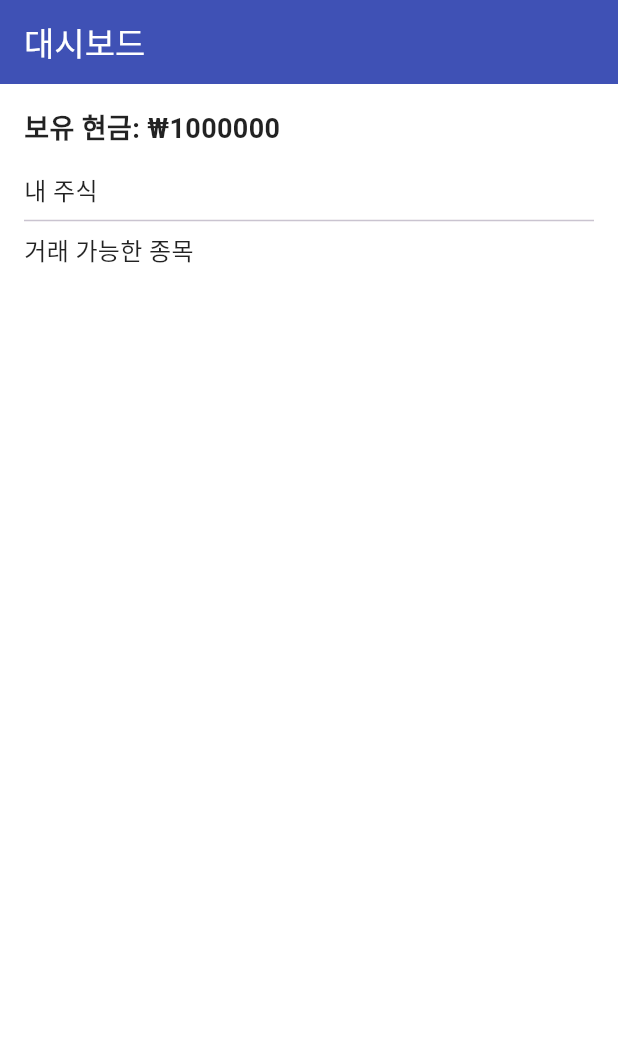
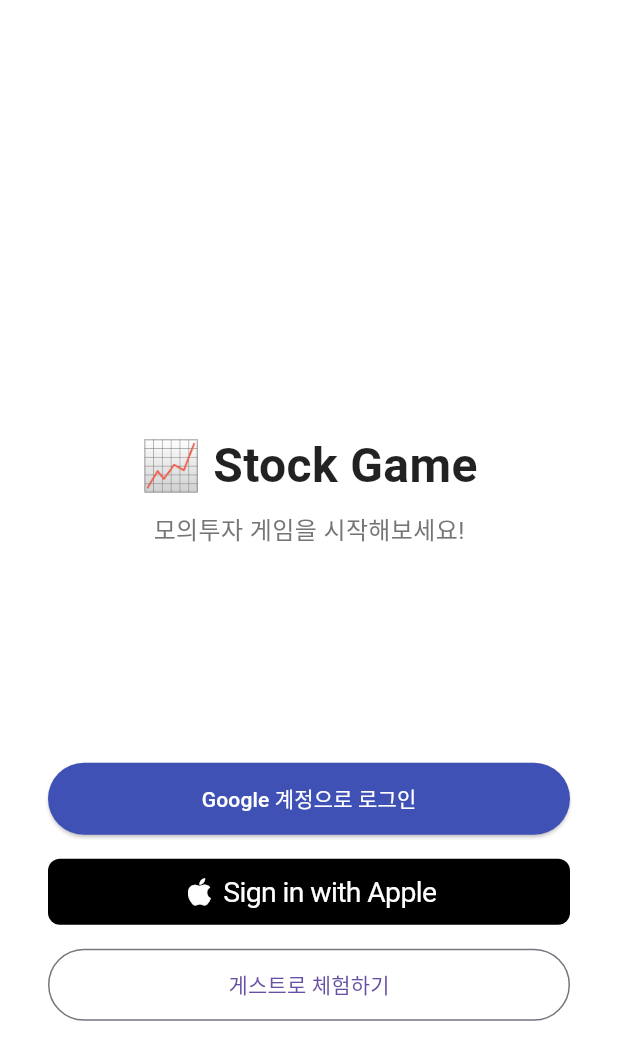
Before and after one commit to ghdwodud/stock_game, a Flutter app: the screen it shows after launch, on a phone screen of 412 x 824 dp. Shown: the top 1060 px of the screen. Run offline on Flutter 3.47's test engine with Material 3 defaults, Android fonts, the phone set to English and light mode, and no system bars; drawn by our look-alikes of sign_in_with_apple; our stand-ins replace firebase_auth, firebase_core, fl_chart, get, google_sign_in, shared_preferences; missing offline and left inert: com.jyhong.stock_game; accounts and stored records are empty.

Commit message:
feat: Firebase 초기화 및 Android 패키지명 설정
- Firebase 콘솔에 Android 앱 등록
- google-services.json 추가
- build.gradle에 applicationId 수정
- main.dart에 Firebase.initializeApp() 추가

```diff
--- a/lib/main.dart
+++ b/lib/main.dart
@@ -1,21 +1,35 @@
+import 'package:com.jyhong.stock_game/pages/log_page/log_page.dart';
+import 'package:com.jyhong.stock_game/pages/market_page/market_page.dart';
+import 'package:com.jyhong.stock_game/pages/portfolio_page/portfolio_page.dart';
+import 'package:com.jyhong.stock_game/pages/settings_page/settings_page.dart';
+import 'package:firebase_core/firebase_core.dart';
 import 'package:flutter/material.dart';
-import 'package:get/get.dart';
-import 'pages/dashboard/dashboard_page.dart';
+import 'package:get/get_navigation/src/root/get_material_app.dart';
+import 'package:get/get_navigation/src/routes/get_route.dart';
 
-void main() {
+import 'firebase_options.dart';
+import 'pages/onboarding/onboarding_page.dart';
+import 'pages/stock_game_main_page.dart';
+
+void main() async {
+  WidgetsFlutterBinding.ensureInitialized();
+  await Firebase.initializeApp(options: DefaultFirebaseOptions.currentPlatform);
   runApp(MyApp());
 }
 
+
 class MyApp extends StatelessWidget {
+  const MyApp({super.key});
+
   @override
   Widget build(BuildContext context) {
     return GetMaterialApp(
       title: 'Stock Game',
       debugShowCheckedModeBanner: false,
       theme: ThemeData(
-    primarySwatch: Colors.indigo, // AppBar 등 색상
-    scaffoldBackgroundColor: Colors.white, // 배경 흰색
-    textTheme: TextTheme(
+        primarySwatch: Colors.indigo,
+        scaffoldBackgroundColor: Colors.white,
+        textTheme: const TextTheme(
           bodyMedium: TextStyle(color: Colors.black87),
         ),
         elevatedButtonTheme: ElevatedButtonThemeData(
@@ -25,7 +39,15 @@ class MyApp extends StatelessWidget {
           ),
         ),
       ),
-  home: DashboardPage(),
+      initialRoute: '/onboarding',
+      getPages: [
+        GetPage(name: '/onboarding', page: () => OnboardingPage()),
+        GetPage(name: '/main', page: () => StockGameMainPage()),
+        GetPage(name: '/market', page: () => MarketPage()),
+        GetPage(name: '/portfolio', page: () => PortfolioPage()),
+        GetPage(name: '/log', page: () => LogPage()),
+        GetPage(name: '/settings', page: () => SettingsPage()),
+      ],
     );
   }
 }
--- /dev/null
+++ b/lib/pages/onboarding/onboarding_controller.dart
@@ -0,0 +1,41 @@
+import 'package:get/get.dart';
+import 'package:firebase_auth/firebase_auth.dart';
+import 'package:google_sign_in/google_sign_in.dart';
+
+class OnboardingController extends GetxController {
+  final FirebaseAuth _auth = FirebaseAuth.instance;
+
+  Future<void> loginWithGoogle() async {
+    try {
+      final GoogleSignInAccount? googleUser = await GoogleSignIn().signIn();
+      if (googleUser == null) return; // 사용자가 취소함
+
+      final googleAuth = await googleUser.authentication;
+
+      final credential = GoogleAuthProvider.credential(
+        accessToken: googleAuth.accessToken,
+        idToken: googleAuth.idToken,
+      );
+
+      await _auth.signInWithCredential(credential);
+      _onLoginSuccess();
+    } catch (e) {
+      Get.snackbar("로그인 실패", e.toString());
+    }
+  }
+
+  Future<void> loginAsGuest() async {
+    try {
+      await _auth.signInAnonymously();
+      _onLoginSuccess();
+    } catch (e) {
+      Get.snackbar("게스트 로그인 실패", e.toString());
+    }
+  }
+
+  void _onLoginSuccess() {
+    final user = _auth.currentUser;
+    print("로그인 성공: ${user?.uid}");
+    Get.offAllNamed('/main'); // 메인 페이지로 이동
+  }
+}
--- /dev/null
+++ b/lib/pages/onboarding/onboarding_page.dart
@@ -0,0 +1,64 @@
+import 'package:flutter/material.dart';
+import 'package:get/get.dart';
+import 'package:sign_in_with_apple/sign_in_with_apple.dart';
+import 'onboarding_controller.dart';
+
+class OnboardingPage extends StatelessWidget {
+  OnboardingPage({super.key});
+
+  final controller = Get.put(OnboardingController());
+
+  @override
+  Widget build(BuildContext context) {
+    return Scaffold(
+      body: Padding(
+        padding: const EdgeInsets.symmetric(horizontal: 32.0),
+        child: Column(
+          mainAxisAlignment: MainAxisAlignment.center,
+          children: [
+            const Spacer(flex: 2),
+
+            Text(
+              "📈 Stock Game",
+              style: TextStyle(fontSize: 32, fontWeight: FontWeight.bold),
+            ),
+            const SizedBox(height: 8),
+            Text(
+              "모의투자 게임을 시작해보세요!",
+              style: TextStyle(fontSize: 16, color: Colors.grey[600]),
+            ),
+
+            const Spacer(),
+
+            ElevatedButton(
+              onPressed: controller.loginWithGoogle,
+              style: ElevatedButton.styleFrom(
+                minimumSize: Size(double.infinity, 48),
+              ),
+              child: const Text("Google 계정으로 로그인"),
+            ),
+            const SizedBox(height: 16),
+
+            SignInWithAppleButton(
+              onPressed: () {
+                // TODO: controller.loginWithApple()
+              },
+              style: SignInWithAppleButtonStyle.black,
+            ),
+            const SizedBox(height: 16),
+
+            OutlinedButton(
+              onPressed: controller.loginAsGuest,
+              style: OutlinedButton.styleFrom(
+                minimumSize: Size(double.infinity, 48),
+              ),
+              child: const Text("게스트로 체험하기"),
+            ),
+
+            const Spacer(),
+          ],
+        ),
+      ),
+    );
+  }
+}
```
Also changed, not shown: lib/pages/log_page/log_page.dart (added, +21 -0 lines), lib/pages/market_page/market_page.dart (added, +108 -0 lines), lib/pages/portfolio_page/portfolio_page.dart (added, +21 -0 lines), lib/pages/settings_page/settings_page.dart (added, +21 -0 lines), lib/pages/stock_game_main_page.dart (added, +49 -0 lines), pubspec.yaml (+9 -2 lines), firebase.json (added), lib/firebase_options.dart (added), pubspec.lock, 14 other files. Lines whose indentation alone changed are shown as unchanged.
